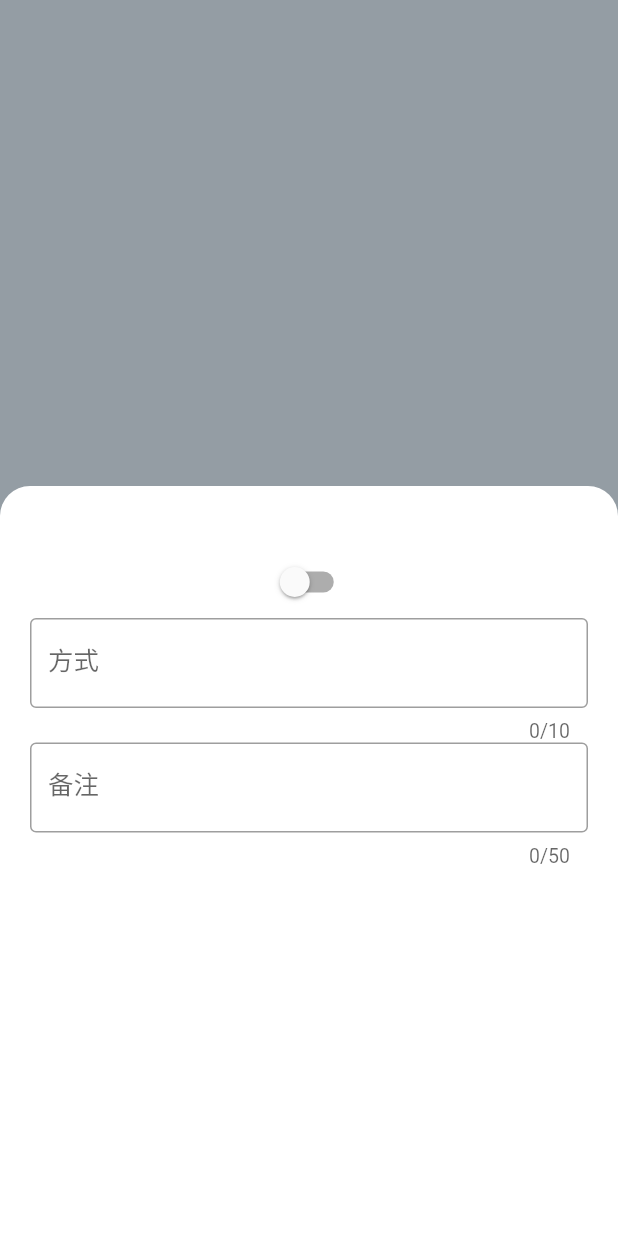
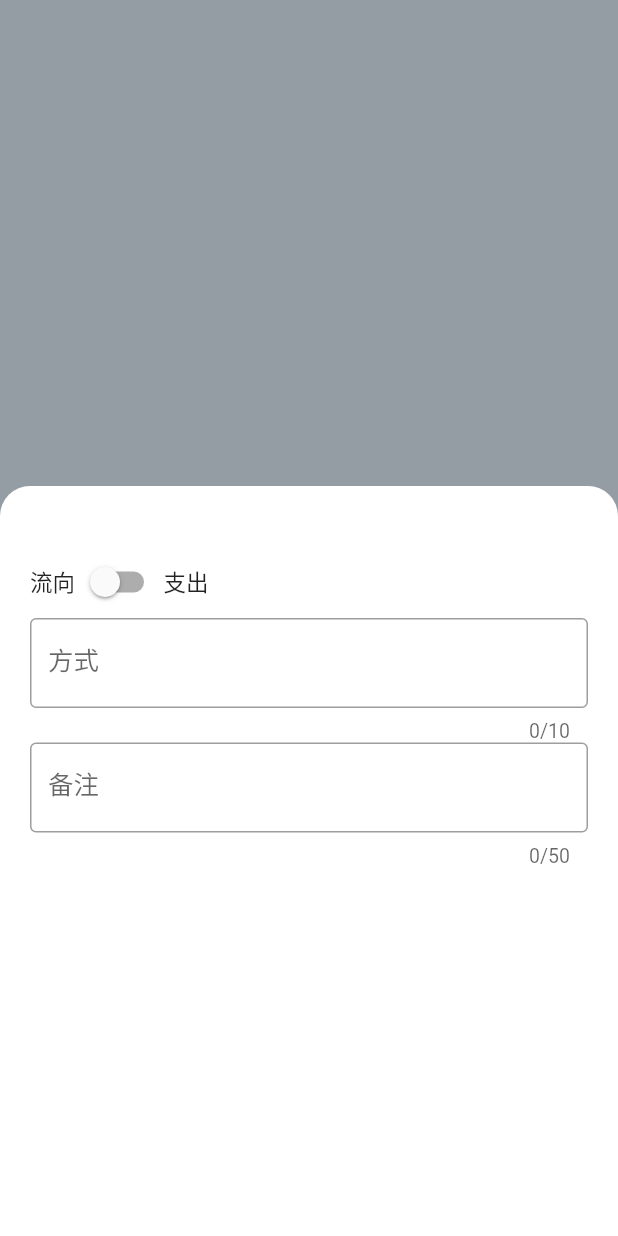
Before and after one commit to lopo12123/wohuaqianlema, a Flutter app: the screen it shows after launch, after a tap on "记个账!", on a phone screen of 412 x 824 dp. Run offline on Flutter 3.47's test engine with Material 2 defaults, Android fonts, the phone set to English and light mode, and no system bars; drawn by our look-alikes of sliding_clipped_nav_bar; our stand-ins replace get, modal_bottom_sheet, sqflite, table_calendar; accounts and stored records are empty; Roboto replaces fonts that are missing (PingFang).

Commit message:
feat: 表单布局

```diff
--- a/lib/components/record_form.dart
+++ b/lib/components/record_form.dart
@@ -38,7 +38,10 @@ class _RecordFormState extends State<RecordForm> {
         padding: const EdgeInsets.symmetric(vertical: 40, horizontal: 20),
         child: Column(
           children: [
-            // 入/出
+            // 入/出 -- radio group
+            Row(
+              children: [
+                Text('流向'),
                 Switch(
                   value: isIncome,
                   onChanged: (v) {
@@ -46,6 +49,9 @@ class _RecordFormState extends State<RecordForm> {
                       isIncome = v;
                     });
                   },
+                ),
+                Text(isIncome ? '收入' : '支出')
+              ],
             ),
             // 方式 - method
             const TextField(
```
Lines whose indentation alone changed are shown as unchanged.
